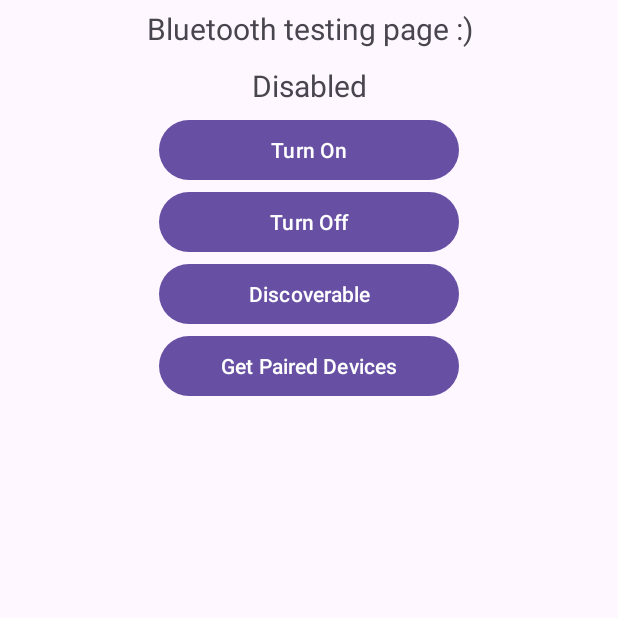
After one commit to GriffinBaxter/Guess-it, an Android app: the BluetoothFragment screen opened through its navigation route, on a phone screen of 412 x 824 dp, the top half of it. The commit adds this screen. Run offline under Robolectric (Android 15) with nearby library versions, the phone set to English and light mode, and no system bars; our stand-ins replace Dagger/Hilt's generated code.

Commit message:
Began adding bluetooth coms

```diff
--- a/app/build.gradle
+++ b/app/build.gradle
@@ -45,6 +45,8 @@ dependencies {
     implementation 'androidx.constraintlayout:constraintlayout:2.1.4'
     implementation 'androidx.navigation:navigation-fragment-ktx:2.5.1'
     implementation 'androidx.navigation:navigation-ui-ktx:2.5.1'
+    implementation 'androidx.legacy:legacy-support-v4:1.0.0'
+    implementation 'androidx.lifecycle:lifecycle-livedata-ktx:2.5.1'
     testImplementation 'junit:junit:4.13.2'
     androidTestImplementation 'androidx.test.ext:junit:1.1.3'
     androidTestImplementation 'androidx.test.espresso:espresso-core:3.4.0'
--- a/app/src/main/AndroidManifest.xml
+++ b/app/src/main/AndroidManifest.xml
@@ -2,6 +2,11 @@
 <manifest xmlns:android="http://schemas.android.com/apk/res/android"
     xmlns:tools="http://schemas.android.com/tools"
     package="nz.ac.canterbury.guessit">
+
+    <uses-permission android:name="android.permission.BLUETOOTH_CONNECT" />
+    <uses-permission android:name="android.permission.BLUETOOTH_SCAN" />
+    <uses-permission android:name="android.permission.BLUETOOTH_ADVERTISE" />
+
 
     <application
         android:name="nz.ac.canterbury.guessit.SENGApplication"
--- /dev/null
+++ b/app/src/main/java/nz/ac/canterbury/guessit/BluetoothFragment.kt
@@ -0,0 +1,133 @@
+package nz.ac.canterbury.guessit
+
+import android.app.Activity
+import android.bluetooth.BluetoothAdapter
+import android.bluetooth.BluetoothManager
+import android.content.Intent
+import androidx.lifecycle.ViewModelProvider
+import android.os.Bundle
+import androidx.fragment.app.Fragment
+import android.view.LayoutInflater
+import android.view.View
+import android.view.ViewGroup
+import android.widget.Button
+import android.widget.TextView
+import android.widget.Toast
+import androidx.activity.result.ActivityResult
+import androidx.activity.result.contract.ActivityResultContracts
+import androidx.appcompat.app.AppCompatActivity
+import org.w3c.dom.Text
+
+class BluetoothFragment : Fragment() {
+
+    private val REQUEST_CODE_ENABLE_BT = 1
+    private val REQUEST_CODE_DISCOVERABLE_BT = 2
+    lateinit var bluetoothAdapter: BluetoothAdapter
+
+    companion object {
+        fun newInstance() = BluetoothFragment()
+    }
+
+    private lateinit var viewModel: BluetoothViewModel
+
+    override fun onCreateView(
+        inflater: LayoutInflater, container: ViewGroup?,
+        savedInstanceState: Bundle?
+    ): View? {
+        val view = inflater.inflate(R.layout.fragment_bluetooth, container, false)
+        return view
+    }
+
+    override fun onViewCreated(view: View, savedInstanceState: Bundle?) {
+        super.onViewCreated(view, savedInstanceState)
+        viewModel = ViewModelProvider(this).get(BluetoothViewModel::class.java)
+        // TODO: Use the ViewModel
+
+        val bluetoothManager = context?.getSystemService(AppCompatActivity.BLUETOOTH_SERVICE) as BluetoothManager
+        bluetoothAdapter = bluetoothManager.adapter
+
+        val statusTextView = view.findViewById(R.id.bluetoothStatusText) as TextView
+        statusTextView.text = "test"
+
+        if (bluetoothAdapter.isEnabled) {
+            statusTextView.text = "Enabled"
+        } else {
+            statusTextView.text = "Disabled"
+        }
+
+        val turnOnButton = view.findViewById(R.id.turnOnButton) as Button
+
+        turnOnButton.setOnClickListener {
+            if (bluetoothAdapter.isEnabled) {
+                // Already enabled
+                Toast.makeText(context, "Already enabled!", Toast.LENGTH_LONG).show()
+            } else {
+                // Turn on bluetooth
+                val intent = Intent(BluetoothAdapter.ACTION_REQUEST_ENABLE)
+                startForResult.launch(intent)
+            }
+        }
+
+        val turnOffButton = view.findViewById(R.id.turnOffButton) as Button
+
+        turnOffButton.setOnClickListener {
+            if (!bluetoothAdapter.isEnabled) {
+                // Already enabled
+                Toast.makeText(context, "Already off!", Toast.LENGTH_LONG).show()
+            } else {
+                // Turn on bluetooth
+                bluetoothAdapter.disable()
+                Toast.makeText(context, "Bluetooth now turned off", Toast.LENGTH_LONG).show()
+            }
+        }
+
+        val discoverableButton = view.findViewById(R.id.discoverableButton) as Button
+
+        discoverableButton.setOnClickListener {
+            if (!bluetoothAdapter.isDiscovering) {
+                Toast.makeText(context, "Making your device discoverable", Toast.LENGTH_LONG).show()
+                val intent = Intent(Intent(BluetoothAdapter.ACTION_REQUEST_DISCOVERABLE))
+                startForResult2.launch(intent)
+            }
+        }
+
+        val pairedButton = view.findViewById(R.id.pairedButton) as Button
+        val pairedTextView = view.findViewById(R.id.pairedDevs) as TextView
+
+        pairedButton.setOnClickListener {
+            if (bluetoothAdapter.isEnabled) {
+                pairedTextView.text = "Paired Devices"
+                val devices = bluetoothAdapter.bondedDevices
+                for (device in devices) {
+                    val deviceName = device.name
+                    val deviceAddress = device
+                    pairedTextView.append("\nDevice: $deviceName, $deviceAddress")
+                }
+            }
+        }
+
+
+    }
+
+    private val startForResult2 = registerForActivityResult(ActivityResultContracts.StartActivityForResult()) {
+            result: ActivityResult ->
+        if (result.resultCode == Activity.RESULT_OK) {
+            val intent = result.data
+            // Handle the Intent
+
+        }
+    }
+
+    private val startForResult = registerForActivityResult(ActivityResultContracts.StartActivityForResult()) {
+            result: ActivityResult ->
+        if (result.resultCode == Activity.RESULT_OK) {
+            val intent = result.data
+            // Handle the Intent
+            Toast.makeText(context, "Bluetooth is now on", Toast.LENGTH_LONG).show()
+        } else {
+            Toast.makeText(context, "Could not turn on bluetooth", Toast.LENGTH_LONG).show()
+        }
+    }
+
+
+}
--- /dev/null
+++ b/app/src/main/java/nz/ac/canterbury/guessit/BluetoothViewModel.kt
@@ -0,0 +1,9 @@
+package nz.ac.canterbury.guessit
+
+import androidx.lifecycle.ViewModel
+import dagger.hilt.android.lifecycle.HiltViewModel
+
+@HiltViewModel
+class BluetoothViewModel : ViewModel() {
+    // TODO: Implement the ViewModel
+}
--- a/app/src/main/java/nz/ac/canterbury/guessit/MainActivity.kt
+++ b/app/src/main/java/nz/ac/canterbury/guessit/MainActivity.kt
@@ -1,5 +1,7 @@
 package nz.ac.canterbury.guessit
 
+import android.bluetooth.BluetoothAdapter
+import android.bluetooth.BluetoothManager
 import android.os.Bundle
 import androidx.appcompat.app.AppCompatActivity
 import nz.ac.canterbury.guessit.R
@@ -8,8 +10,12 @@ import dagger.hilt.android.AndroidEntryPoint
 @AndroidEntryPoint
 class MainActivity : AppCompatActivity() {
 
+
+
     override fun onCreate(savedInstanceState: Bundle?) {
         super.onCreate(savedInstanceState)
-        setContentView(R.layout.fragment_home)
+        setContentView(R.layout.activity_main)
+
+
     }
 }
--- /dev/null
+++ b/app/src/main/res/layout/fragment_bluetooth.xml
@@ -0,0 +1,59 @@
+<?xml version="1.0" encoding="utf-8"?>
+<LinearLayout xmlns:android="http://schemas.android.com/apk/res/android"
+    xmlns:tools="http://schemas.android.com/tools"
+    android:layout_width="match_parent"
+    android:layout_height="match_parent"
+    tools:context=".BluetoothFragment"
+    android:orientation="vertical"
+    android:gravity="center_horizontal">
+
+    <TextView
+        android:layout_width="match_parent"
+        android:layout_height="wrap_content"
+        android:text="Bluetooth testing page :)"
+        android:padding="5dp"
+        android:textAlignment="center"
+        android:textSize="20sp"
+        />
+    <TextView
+        android:id="@+id/bluetoothStatusText"
+        android:layout_width="match_parent"
+        android:layout_height="wrap_content"
+        android:text=""
+        android:padding="5dp"
+        android:textAlignment="center"
+        android:textSize="20sp"
+        />
+    <Button
+        android:id="@+id/turnOnButton"
+        android:layout_width="wrap_content"
+        android:layout_height="wrap_content"
+        android:text="Turn On"
+        android:minWidth="200dp" />
+    <Button
+        android:id="@+id/turnOffButton"
+        android:layout_width="wrap_content"
+        android:layout_height="wrap_content"
+        android:text="Turn Off"
+        android:minWidth="200dp" />
+    <Button
+        android:id="@+id/discoverableButton"
+        android:layout_width="wrap_content"
+        android:layout_height="wrap_content"
+        android:text="Discoverable"
+        android:minWidth="200dp" />
+    <Button
+        android:id="@+id/pairedButton"
+        android:layout_width="wrap_content"
+        android:layout_height="wrap_content"
+        android:text="Get Paired Devices"
+        android:minWidth="200dp" />
+    <TextView
+        android:id="@+id/pairedDevs"
+        android:layout_width="match_parent"
+        android:layout_height="wrap_content"
+        android:padding="5dp"
+
+        />
+
+</LinearLayout>
--- a/app/src/main/res/navigation/nav_graph.xml
+++ b/app/src/main/res/navigation/nav_graph.xml
@@ -10,4 +10,10 @@
         android:name="nz.ac.canterbury.guessit.HomeFragment"
         android:label="fragment_home"
         tools:layout="@layout/fragment_home"/>
+
+    <fragment
+        android:id="@+id/BluetoohFragment"
+        android:name="nz.ac.canterbury.guessit.BluetoothFragment"
+        android:label="fragment_bluetooth"
+        tools:layout="@layout/fragment_bluetooth"/>
 </navigation>
```
